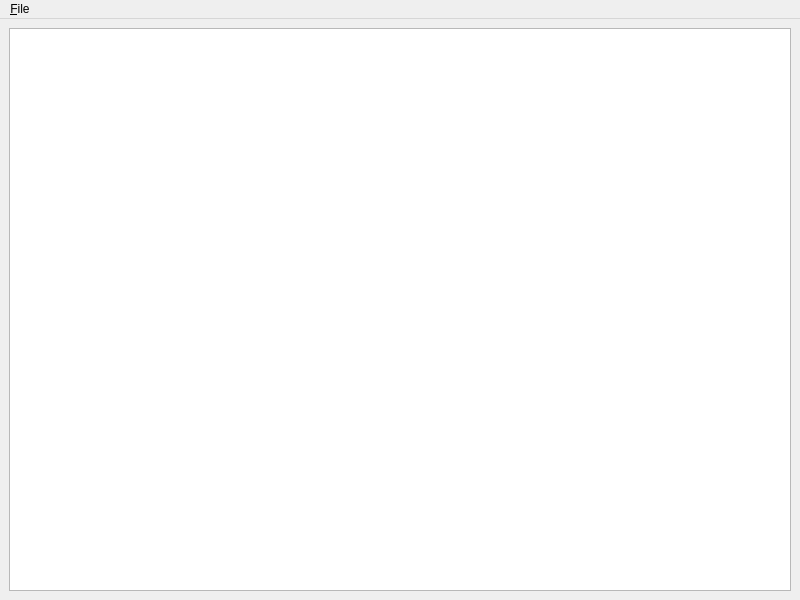
textbrowser/spot-on, file branches/trunk/GoldBug-UI/pageviewer.ui: the form before one commit.
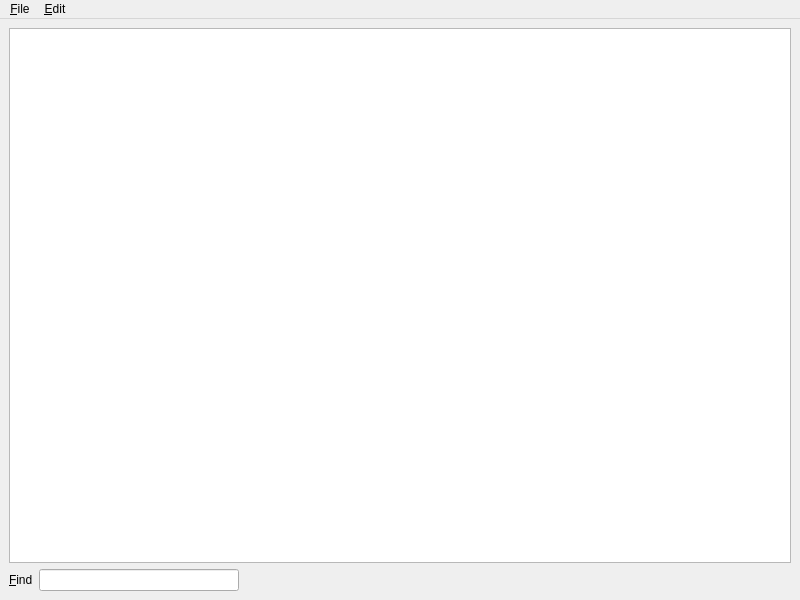
The form after the commit. Icons and pictures are not drawn. Custom widgets are drawn as their Qt base class.

Commit message: Find text.

The edit to the form file:
```diff
--- a/branches/trunk/GoldBug-UI/pageviewer.ui
+++ b/branches/trunk/GoldBug-UI/pageviewer.ui
@@ -23,6 +23,55 @@
       </property>
      </widget>
     </item>
+    <item>
+     <layout class="QHBoxLayout" name="horizontalLayout">
+      <item>
+       <widget class="QLabel" name="label">
+        <property name="text">
+         <string>&amp;Find</string>
+        </property>
+        <property name="buddy">
+         <cstring>find</cstring>
+        </property>
+       </widget>
+      </item>
+      <item>
+       <widget class="QLineEdit" name="find">
+        <property name="sizePolicy">
+         <sizepolicy hsizetype="Fixed" vsizetype="Fixed">
+          <horstretch>0</horstretch>
+          <verstretch>0</verstretch>
+         </sizepolicy>
+        </property>
+        <property name="minimumSize">
+         <size>
+          <width>200</width>
+          <height>0</height>
+         </size>
+        </property>
+        <property name="maximumSize">
+         <size>
+          <width>200</width>
+          <height>16777215</height>
+         </size>
+        </property>
+       </widget>
+      </item>
+      <item>
+       <spacer name="horizontalSpacer">
+        <property name="orientation">
+         <enum>Qt::Horizontal</enum>
+        </property>
+        <property name="sizeHint" stdset="0">
+         <size>
+          <width>40</width>
+          <height>20</height>
+         </size>
+        </property>
+       </spacer>
+      </item>
+     </layout>
+    </item>
    </layout>
   </widget>
   <widget class="QMenuBar" name="menubar">
@@ -31,7 +80,7 @@
      <x>0</x>
      <y>0</y>
      <width>800</width>
-     <height>24</height>
+     <height>27</height>
     </rect>
    </property>
    <widget class="QMenu" name="menu_File">
@@ -42,7 +91,14 @@
     <addaction name="separator"/>
     <addaction name="action_Close"/>
    </widget>
+   <widget class="QMenu" name="menu_Edit">
+    <property name="title">
+     <string>&amp;Edit</string>
+    </property>
+    <addaction name="action_Find"/>
+   </widget>
    <addaction name="menu_File"/>
+   <addaction name="menu_Edit"/>
   </widget>
   <action name="action_Close">
    <property name="text">
@@ -61,6 +117,13 @@
    </property>
   </action>
  </widget>
+ <customwidgets>
+  <customwidget>
+   <class>spoton_textbrowser</class>
+   <extends>QTextBrowser</extends>
+   <header>spot-on-textbrowser.h</header>
+  </customwidget>
+ </customwidgets>
  <resources>
   <include location="../Icons/icons.qrc"/>
  </resources>
```
Left out of the diff: 10 changed lines with no effect on the pictures. The commit also changes 4 other files.
